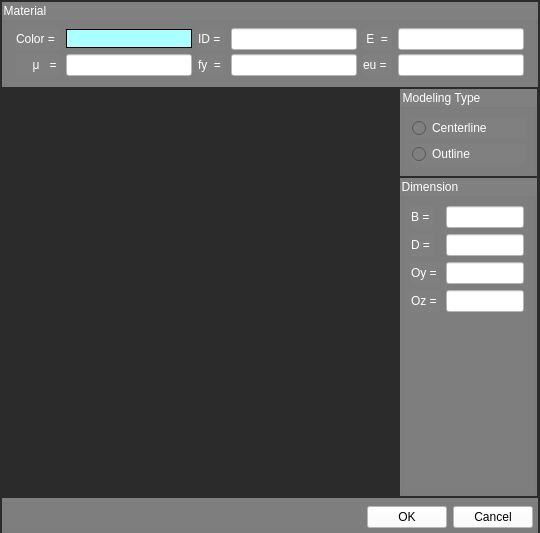
First picture: the form in Source/gui/msasect/ui/SolidCircle.ui, repository LIGUANHUA2021/Mastan3_FGB, before the edit.
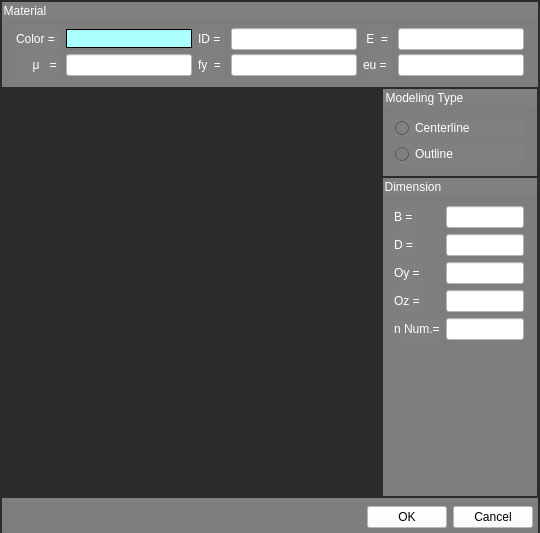
Second picture: the form after the edit. Icons and pictures are not drawn.

Patch:
```diff
--- a/Source/gui/msasect/ui/SolidCircle.ui
+++ b/Source/gui/msasect/ui/SolidCircle.ui
@@ -213,7 +213,7 @@
               </property>
              </widget>
             </item>
-            <item row="4" column="0">
+            <item row="5" column="0">
              <spacer name="verticalSpacer">
               <property name="orientation">
                <enum>Qt::Vertical</enum>
@@ -226,7 +226,7 @@
               </property>
              </spacer>
             </item>
-            <item row="4" column="1">
+            <item row="5" column="1">
              <spacer name="verticalSpacer_2">
               <property name="orientation">
                <enum>Qt::Vertical</enum>
@@ -277,6 +277,25 @@
               </property>
              </widget>
             </item>
+            <item row="4" column="0">
+             <widget class="QLabel" name="label_4">
+              <property name="text">
+               <string>n Num.=</string>
+              </property>
+             </widget>
+            </item>
+            <item row="4" column="1">
+             <widget class="QLineEdit" name="Num_lineEdit">
+              <property name="styleSheet">
+               <string notr="true">*{	
+	font: 9pt &quot;Segoe UI&quot;;
+	color: rgb(0, 0, 0);
+	background: rgb(255, 255, 255);
+}
+</string>
+              </property>
+             </widget>
+            </item>
            </layout>
           </item>
          </layout>
```
Left out of the diff: 1 changed line with no effect on the pictures.
